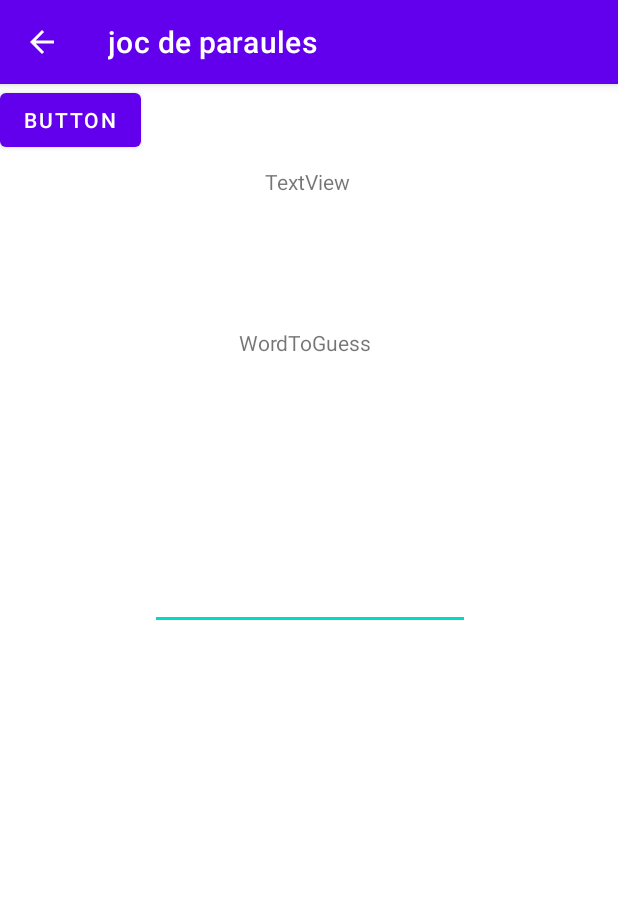
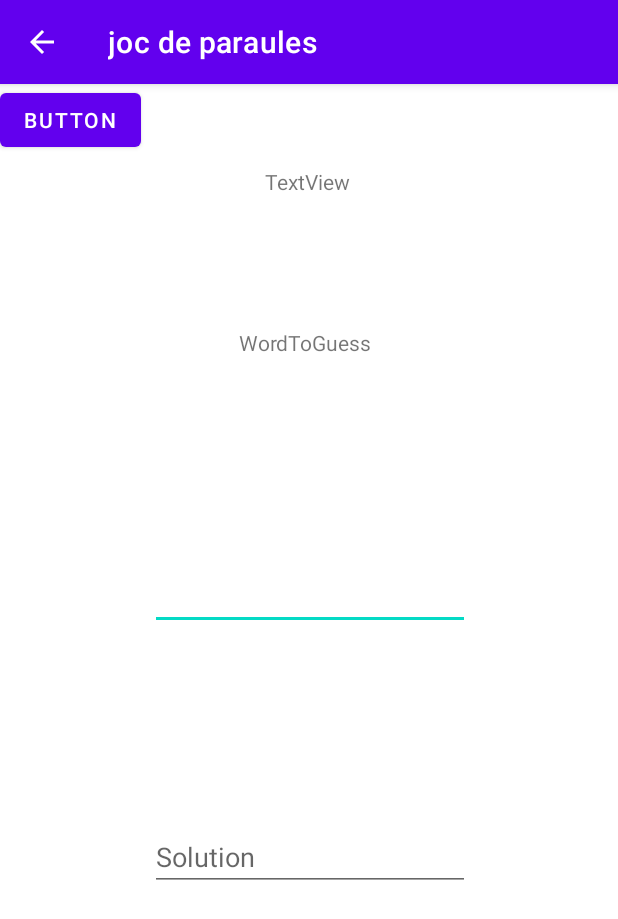
Before and after one commit to TCMAndroid2022/assigment2-Grup10, an Android app: the Game screen opened directly, with no data from a screen before it, after a tap on "BUTTON", on a phone screen of 412 x 824 dp. Shown: the top 919 px of the screen. Run offline under Robolectric (Android 15) with nearby library versions, the phone set to English and light mode, and no system bars; our stand-ins replace Volley; network calls fail.

Commit message:
commit 19

```diff
--- a/app/src/main/java/cat/tecnocampus/mobileapps/practica2/LluisBoschNadal/IvanCarolNavas/MaricelNavarroSagarra/Game.java
+++ b/app/src/main/java/cat/tecnocampus/mobileapps/practica2/LluisBoschNadal/IvanCarolNavas/MaricelNavarroSagarra/Game.java
@@ -29,6 +29,7 @@ import java.text.Normalizer;
 public class Game extends AppCompatActivity {
     TextView textView;
     EditText text_InputLetter;
+    EditText text_InputSolution;
     TextView text_WordToGuess;
 
     String url = "https://palabras-aleatorias-public-api.herokuapp.com/random";
@@ -51,6 +52,7 @@ public class Game extends AppCompatActivity {
         textView = (TextView) findViewById(R.id.paraula);
         text_InputLetter = (EditText) findViewById(R.id.inputLetter);
         text_WordToGuess = (TextView) findViewById(R.id.wordToGuess);
+        text_InputSolution = (EditText) findViewById(R.id.inputSolution);
 
         queue = Volley.newRequestQueue(getApplicationContext());
 
@@ -73,7 +75,7 @@ public class Game extends AppCompatActivity {
 
             @Override
             public void afterTextChanged(Editable s) {
-                lettersTried++;
+
             }
         });
 
@@ -96,7 +98,7 @@ public class Game extends AppCompatActivity {
     }
 
     private void checkIfLetterIsInWord(char letter){
-
+        lettersTried++;
         // if the letter was found inside the word to be guessed
         if(wordToGuess.indexOf(letter) >= 0){
             // if the letter was NOT displayed yet
@@ -181,8 +183,8 @@ public class Game extends AppCompatActivity {
 
 
     public void onSolve(View view) {
-        lettersTried--; //resta un perque conta un sempre que poses algu al edit text
-        if(text_InputLetter.getText().toString().equals(wordToGuess)){
+        //lettersTried--; //resta un perque conta un sempre que poses algu al edit text
+        if(text_InputSolution.getText().toString().equals(wordToGuess)){
             puntuacio = (wordToGuess.length()-lettersTried)*10;
             Log.v("A", "LENGTH "+String.valueOf(wordToGuess.length())+"  LETTER TRIED "+String.valueOf(lettersTried));
             Log.v("PUNTUACIO", String.valueOf(puntuacio));
--- a/app/src/main/res/layout/activity_game.xml
+++ b/app/src/main/res/layout/activity_game.xml
@@ -39,16 +39,33 @@
         android:layout_marginStart="100dp"
         android:ems="10"
         android:inputType="textPersonName"
+        android:maxLength="1"
         app:layout_constraintBottom_toBottomOf="parent"
         app:layout_constraintStart_toStartOf="parent"
         app:layout_constraintTop_toTopOf="parent"
         app:layout_constraintVertical_bias="0.441" />
 
+    <EditText
+        android:id="@+id/inputSolution"
+        android:layout_width="wrap_content"
+        android:layout_height="wrap_content"
+        android:layout_marginStart="100dp"
+        android:ems="10"
+        android:hint="Solution"
+        android:inputType="textPersonName"
+        android:maxLength="1"
+        app:layout_constraintBottom_toBottomOf="parent"
+        app:layout_constraintStart_toStartOf="parent"
+        app:layout_constraintTop_toTopOf="parent"
+        app:layout_constraintVertical_bias="0.682" />
+
     <Button
         android:id="@+id/button"
         android:layout_width="wrap_content"
         android:layout_height="wrap_content"
+        android:onClick="onSolve"
         android:text="Button"
-        android:onClick="onSolve"/>
+        tools:layout_editor_absoluteX="158dp"
+        tools:layout_editor_absoluteY="557dp" />
 
 </androidx.constraintlayout.widget.ConstraintLayout>
```
